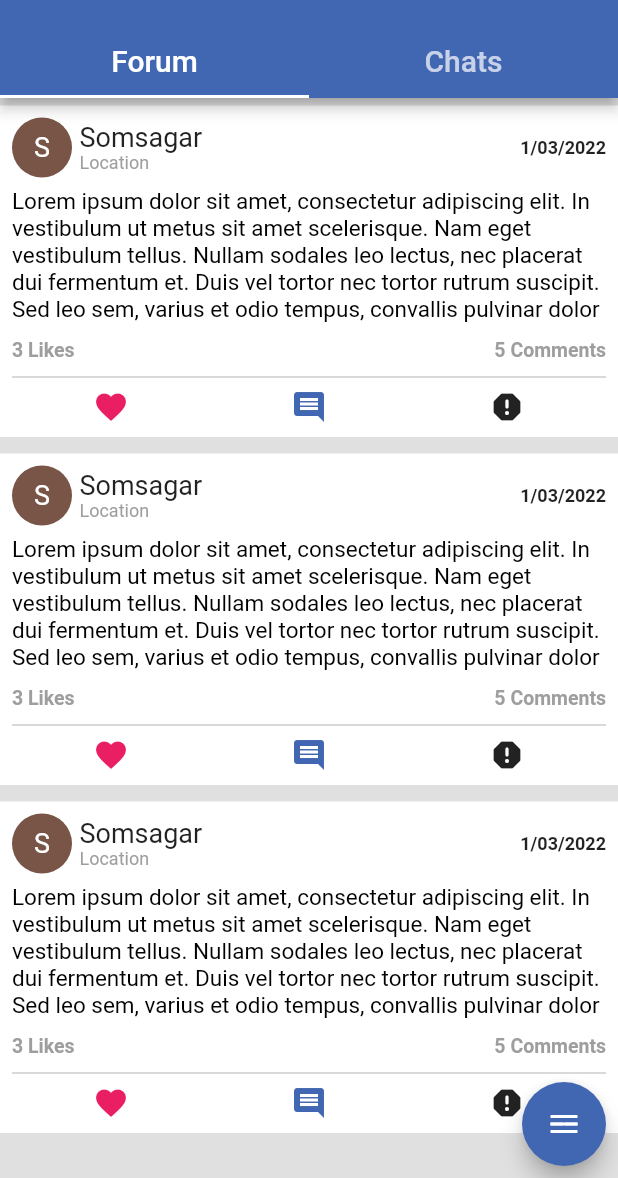
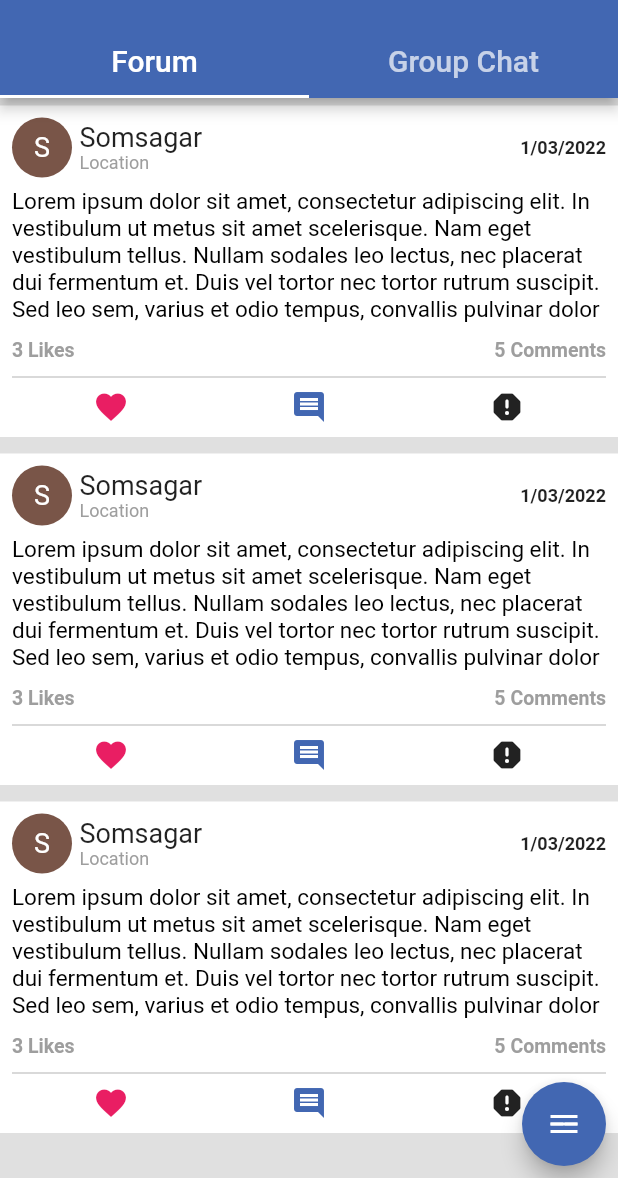
Before and after one commit to aditya-taparia/googleSolutionChallenge, a Flutter app: the Home screen opened directly, item 3 of the bottom bar chosen, after a tap on "Active", on a phone screen of 412 x 824 dp, the part 58-1236 px from its top. Run offline on Flutter 3.47's test engine with Material 2 defaults, Android fonts, the phone set to English and light mode, and no system bars; drawn by our look-alikes of flutter_speed_dial; our stand-ins replace cloud_firestore, firebase_auth, firebase_core, google_fonts, google_maps_flutter, google_sign_in and 6 more; missing offline and left inert: flutter_barcode_scanner, particles_flutter, side_header_list_view; accounts and stored records are empty.

Commit message:
order_change

```diff
--- a/lib/screens/home/chat/forum.dart
+++ b/lib/screens/home/chat/forum.dart
@@ -1,6 +1,6 @@
 import 'package:flutter/material.dart';
-import 'package:googlesolutionchallenge/screens/home/chat/chatscreen.dart';
 import 'package:googlesolutionchallenge/screens/home/chat/forumscreen.dart';
+import 'package:googlesolutionchallenge/screens/home/chat/linkspacechat.dart';
 
 class Forum extends StatefulWidget {
   const Forum({Key? key}) : super(key: key);
@@ -30,7 +30,7 @@ class _ForumState extends State<Forum> {
                 ),
                 Tab(
                     child: Text(
-                  'Chats',
+                  'Group Chat',
                   style: TextStyle(fontSize: 20),
                 )),
               ]),
@@ -38,7 +38,7 @@ class _ForumState extends State<Forum> {
         body: const TabBarView(
           children: [
             ForumScreen(),
-            ChatScreen(),
+            Linkspacechat(),
           ],
         ),
       ),
--- a/lib/screens/home/home.dart
+++ b/lib/screens/home/home.dart
@@ -3,6 +3,7 @@ import 'package:flutter/foundation.dart';
 import 'package:flutter/material.dart';
 import 'package:googlesolutionchallenge/models/user.dart';
 import 'package:googlesolutionchallenge/screens/home/analytics/analytics.dart';
+import 'package:googlesolutionchallenge/screens/home/chat/chatscreen.dart';
 import 'package:googlesolutionchallenge/screens/home/chat/linkspace.dart';
 import 'package:googlesolutionchallenge/screens/home/dashboard/dashboard.dart';
 import 'package:googlesolutionchallenge/screens/home/map/map.dart';
@@ -358,6 +359,7 @@ class _HomeState extends State<Home> {
                     ),
                     const MapScreen(),
                     const linkspace(),
+                    const ChatScreen(),
                     const Analytics(),
                   ];
                   _index = snapshot.data!.index;
@@ -497,10 +499,11 @@ class _HomeState extends State<Home> {
                                 ? screens[1]
                                 : snapshot.data == Navigation.linkspace
                                     ? screens[2]
+                                    : snapshot.data == Navigation.chat
+                                        ? screens[3]
                                         : snapshot.data == Navigation.analytics
-                                      ? screens[3]
-                                      : screens[0],
-                    ),
+                                            ? screens[4]
+                                            : screens[0]),
                     bottomNavigationBar: Theme(
                       data: ThemeData(
                         splashColor: Colors.transparent,
@@ -548,6 +551,16 @@ class _HomeState extends State<Home> {
                             ),
                             NavigationDestination(
                               icon: Icon(
+                                Icons.chat,
+                              ),
+                              selectedIcon: Icon(
+                                Icons.chat,
+                                color: Colors.white,
+                              ),
+                              label: 'Chat',
+                            ),
+                            NavigationDestination(
+                              icon: Icon(
                                 Icons.insights_outlined,
                               ),
                               selectedIcon: Icon(
--- a/lib/services/navigation_bloc.dart
+++ b/lib/services/navigation_bloc.dart
@@ -5,6 +5,7 @@ enum Navigation {
   dashboard,
   map,
   linkspace,
+  chat,
   analytics,
 }
 
```
Also changed, not shown: lib/screens/home/chat/linkspacechat.dart (added, +17 -0 lines). Lines whose indentation alone changed are shown as unchanged.
